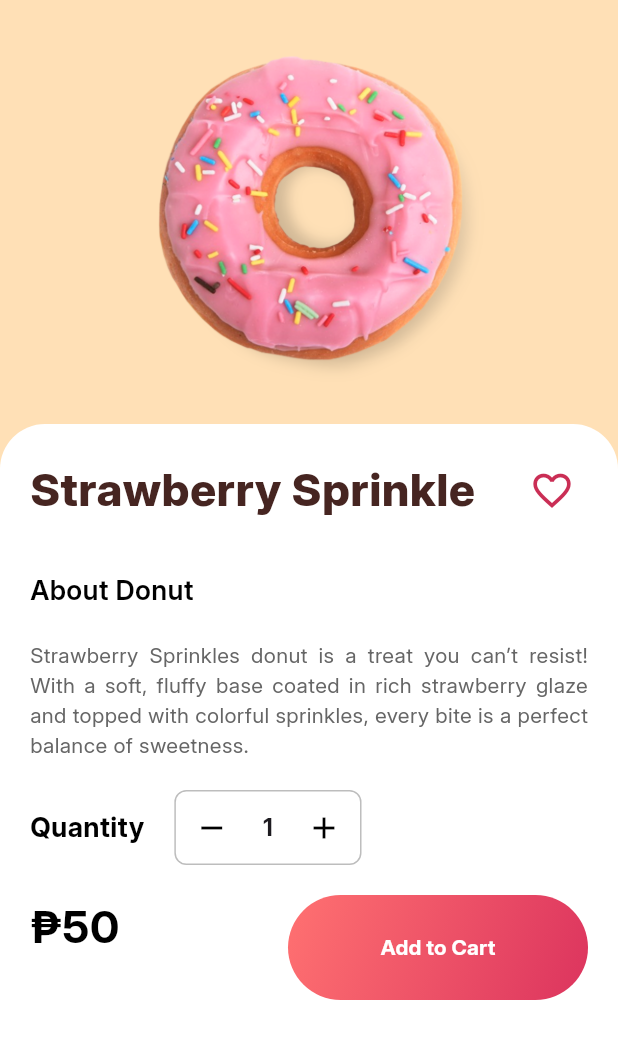
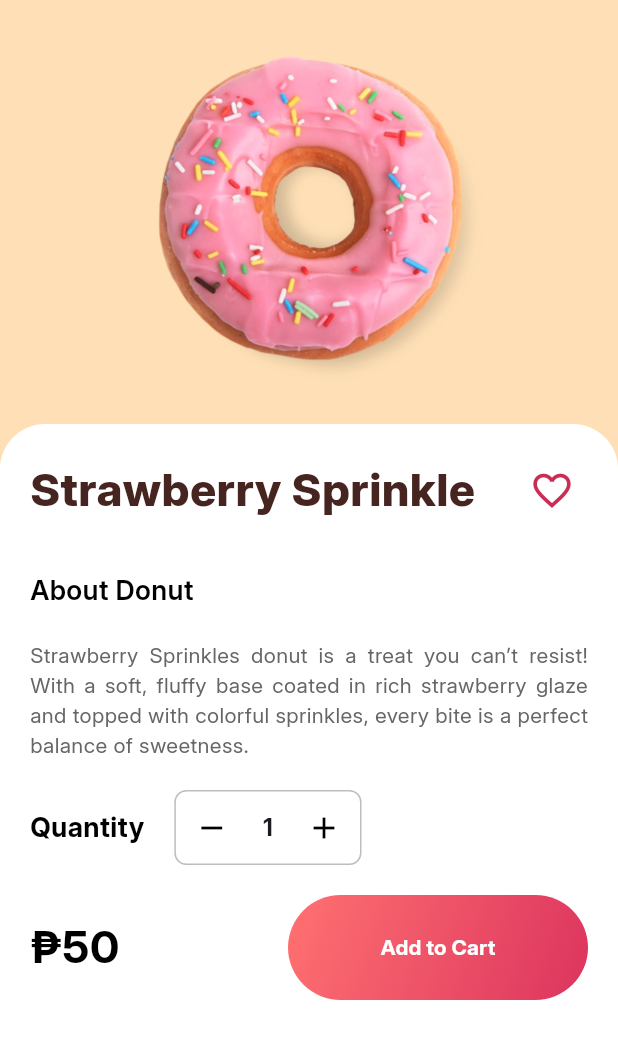
Before and after one commit to JakobPalomo/DoNut-Stop, a Flutter app: the screen it shows after launch, in the side drawer, after a tap on "About Donut", on a phone screen of 412 x 824 dp, the part 65-1124 px from its top. Run offline on Flutter 3.47's test engine with Material 3 defaults, Android fonts, the light colour scheme and no system bars; our stand-ins replace font_awesome_flutter.

Commit message:
about product overflow fix

```diff
--- a/lib/pages/product_page.dart
+++ b/lib/pages/product_page.dart
@@ -61,7 +61,7 @@ class _ProductPageState extends State<ProductPage> {
                   "assets/front_donut/fdonut3.png",
                   width: 250,
                   height: 250,
-                  fit: BoxFit.cover,
+                  fit: BoxFit.contain,
                 ),
               ),
             ),
@@ -138,7 +138,13 @@ class _ProductPageState extends State<ProductPage> {
                         SizedBox(height: 20),
 
                         // Quantity Selector
-                        Row(
+                        SizedBox(
+                            width: double.infinity,
+                            child: Wrap(
+                              alignment: WrapAlignment.start,
+                              crossAxisAlignment: WrapCrossAlignment.center,
+                              spacing: 20,
+                              runSpacing: 5,
                               children: [
                                 Text(
                                   "Quantity",
@@ -148,17 +154,18 @@ class _ProductPageState extends State<ProductPage> {
                                     color: Colors.black,
                                   ),
                                 ),
-                            SizedBox(width: 20),
                                 QuantitySelector(),
                               ],
-                        ),
+                            )),
                         SizedBox(height: 20),
 
                         // Price & Add to Cart Button
                         SizedBox(
                           width: double.infinity,
+                          height: 50,
                           child: Wrap(
                             alignment: WrapAlignment.spaceBetween,
+                            crossAxisAlignment: WrapCrossAlignment.center,
                             spacing: 30,
                             runSpacing: 30,
                             children: [
```
Lines whose indentation alone changed are shown as unchanged.
